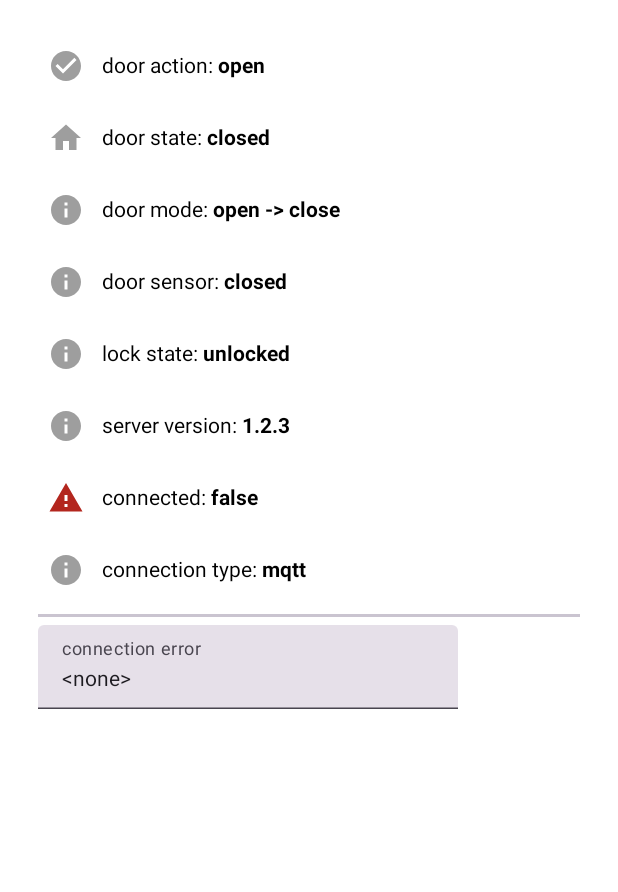
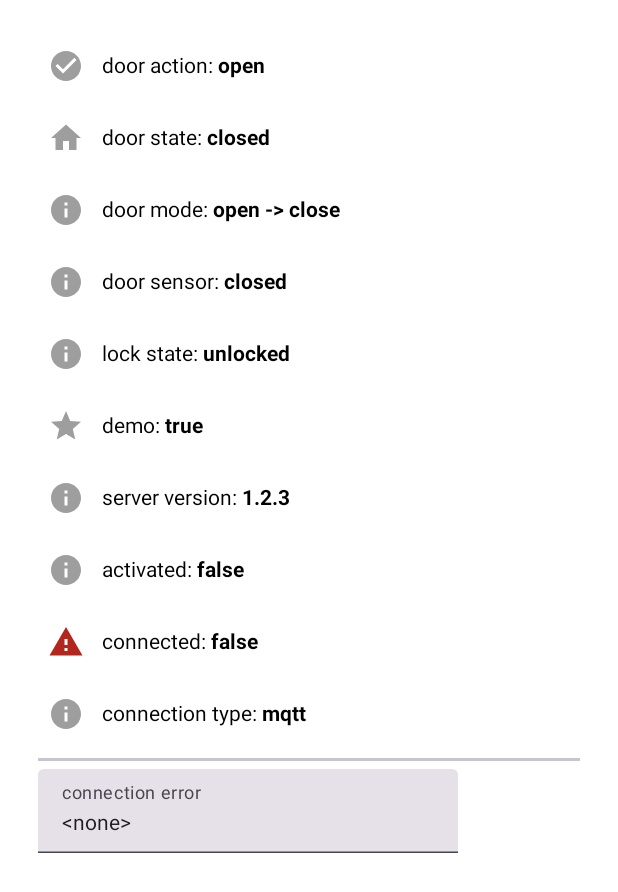
Before and after one commit to michelm/nuki-sesami-app, an Android app built with Jetpack Compose: the @Preview function DetailedStatusViewPreview, on a phone screen of 412 x 824 dp. Shown: the top 892 px of the screen. Run offline under Robolectric (Android 15) with nearby library versions, the phone set to English and light mode, and no system bars; pictures from the network do not load.

Commit message:
Added simulated and activated state to detailed status view

```diff
--- a/app/src/main/java/com/example/nuki_sesami_app/ui/views/DetailedStatusView.kt
+++ b/app/src/main/java/com/example/nuki_sesami_app/ui/views/DetailedStatusView.kt
@@ -9,6 +9,7 @@ import androidx.compose.material.icons.Icons
 import androidx.compose.material.icons.filled.CheckCircle
 import androidx.compose.material.icons.filled.Home
 import androidx.compose.material.icons.filled.Info
+import androidx.compose.material.icons.filled.Star
 import androidx.compose.material.icons.filled.Warning
 import androidx.compose.material3.HorizontalDivider
 import androidx.compose.material3.Icon
@@ -82,6 +83,8 @@ fun DetailedStatusView(
     var lock by remember { mutableStateOf(sesami.lockState.value) }
     var serverVersion by remember { mutableStateOf(sesami.version.value) }
     var connected by remember { mutableStateOf(sesami.connected.value) }
+    var simulated by remember { mutableStateOf(sesami.simulated.value) }
+    var activated by remember { mutableStateOf(sesami.activated.value) }
     var connectionType by remember { mutableStateOf(sesami.connectionType.value) }
     var connectionError by remember { mutableStateOf(sesami.connectionError.value) }
 
@@ -94,6 +97,8 @@ fun DetailedStatusView(
     sesami.connectionType.subscribe { value: ConnectionType -> connectionType = value }
     sesami.connectionError.subscribe { value: String -> connectionError = value }
     sesami.connected.subscribe { value: Boolean -> connected = value }
+    sesami.simulated.subscribe { value: Boolean -> simulated = value }
+    sesami.activated.subscribe { value: Boolean -> activated = value }
 
     Column(
         modifier = modifier
@@ -102,8 +107,7 @@ fun DetailedStatusView(
         verticalArrangement = Arrangement.Top,
         horizontalAlignment = Alignment.Start
     ) {
-        DetailedStatusViewEntry(
-            Icons.Filled.CheckCircle,
+        DetailedStatusViewEntry(Icons.Filled.CheckCircle,
             stringResource(R.string.detailed_status_view_door_action), doorActionText(action)
         )
 
@@ -123,8 +127,16 @@ fun DetailedStatusView(
             stringResource(R.string.detailed_status_view_lock_state), lockStateText(lock)
         )
 
+        DetailedStatusViewEntry(Icons.Filled.Star,
+            stringResource(R.string.detailed_status_view_simulated), simulated.toString()
+        )
+
         DetailedStatusViewEntry(Icons.Filled.Info,
             stringResource(R.string.detailed_status_view_server_version), serverVersion)
+
+        DetailedStatusViewEntry(Icons.Filled.Info,
+            stringResource(R.string.detailed_status_view_activated), activated.toString()
+        )
 
         DetailedStatusViewEntry(
             icon = if (connected) Icons.Filled.CheckCircle else Icons.Filled.Warning,
--- a/app/src/main/res/values/strings.xml
+++ b/app/src/main/res/values/strings.xml
@@ -75,6 +75,8 @@
     <string name="detailed_status_view_connection_type">connection type</string>
     <string name="detailed_status_view_connection_error">connection error</string>
     <string name="detailed_status_view_connected">connected</string>
+    <string name="detailed_status_view_simulated">demo</string>
+    <string name="detailed_status_view_activated">activated</string>
     <string name="about_view_entry_caption_application">application</string>
     <string name="about_view_entry_caption_version">version</string>
     <string name="about_view_entry_caption_build_type">build type</string>
```
